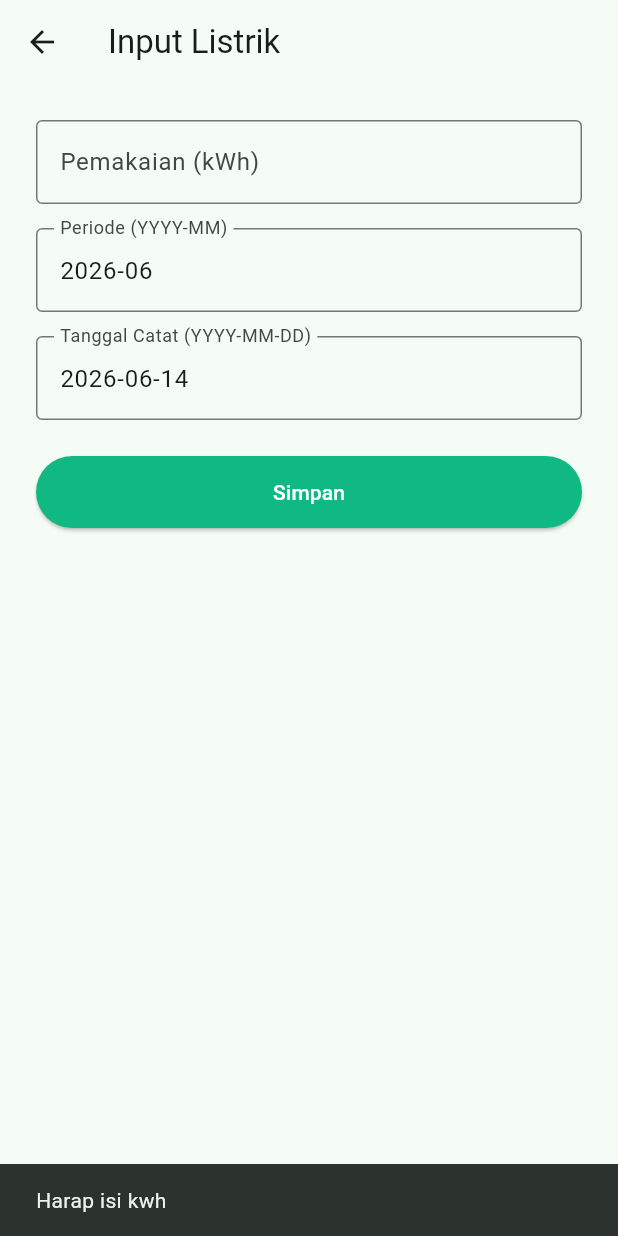
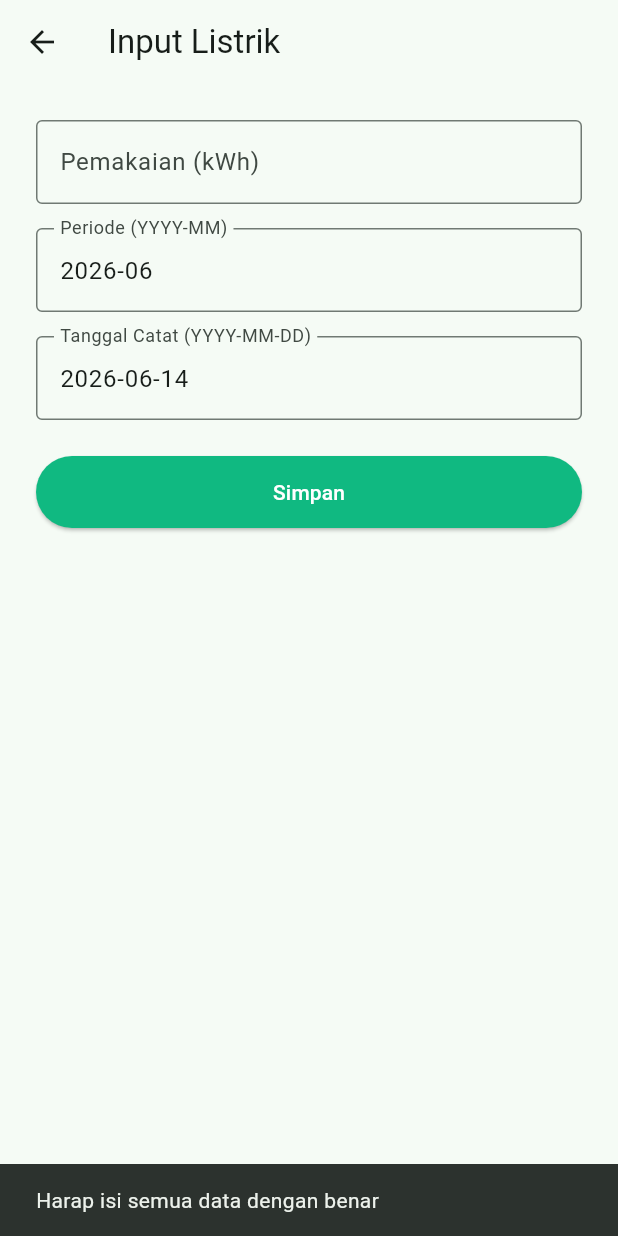
Before and after one commit to DimasVSuper/EcoTrack-Flutter, a Flutter app: the ElectricityInputView screen opened directly, after a tap on "Simpan", on a phone screen of 412 x 824 dp. Run offline on Flutter 3.47's test engine with Material 3 defaults, Android fonts, the light colour scheme and no system bars; our stand-ins replace dio, fl_chart, flutter_dotenv, flutter_secure_storage, responsive_framework; accounts and stored records are empty; network calls fail; Roboto replaces fonts that are missing (FiraSans).

```diff
--- a/lib/features/electricity/views/electricity_input_view.dart
+++ b/lib/features/electricity/views/electricity_input_view.dart
@@ -22,37 +22,58 @@ class _ElectricityInputViewState extends State<ElectricityInputView> {
     _periodController.text = DateFormat('yyyy-MM').format(DateTime.now());
   }
 
+  @override
+  void dispose() {
+    _kwhController.dispose();
+    _periodController.dispose();
+    _dateController.dispose();
+    super.dispose();
+  }
+
   void _submit() async {
-    if (_kwhController.text.isEmpty) {
-      ScaffoldMessenger.of(context).showSnackBar(const SnackBar(content: Text('Harap isi kwh')));
+    final kwh = double.tryParse(_kwhController.text);
+    if (kwh == null || _periodController.text.isEmpty) {
+      ScaffoldMessenger.of(context).showSnackBar(
+        const SnackBar(content: Text('Harap isi semua data dengan benar')),
+      );
       return;
     }
 
     final provider = Provider.of<ElectricityProvider>(context, listen: false);
     final success = await provider.addLog(
-      kwh: double.parse(_kwhController.text),
+      kwh: kwh,
       period: _periodController.text,
       loggingDate: _dateController.text,
     );
 
-    if (success && mounted) {
+    if (!mounted) return;
+
+    if (success) {
       Navigator.pop(context);
+    } else {
+      ScaffoldMessenger.of(context).showSnackBar(
+        SnackBar(
+          content: Text(provider.error ?? 'Gagal menyimpan. Coba lagi.'),
+          backgroundColor: Colors.red,
+        ),
+      );
     }
   }
 
   @override
   Widget build(BuildContext context) {
-    final provider = Provider.of<ElectricityProvider>(context);
-
     return Scaffold(
       appBar: AppBar(title: const Text('Input Listrik')),
       body: Padding(
         padding: const EdgeInsets.all(24.0),
-        child: Column(
+        child: Consumer<ElectricityProvider>(
+          builder: (context, provider, _) {
+            return Column(
+              crossAxisAlignment: CrossAxisAlignment.stretch,
               children: [
                 TextField(
                   controller: _kwhController,
-              keyboardType: TextInputType.number,
+                  keyboardType: const TextInputType.numberWithOptions(decimal: true),
                   decoration: const InputDecoration(
                     labelText: 'Pemakaian (kWh)',
                     border: OutlineInputBorder(),
@@ -76,15 +97,28 @@ class _ElectricityInputViewState extends State<ElectricityInputView> {
                 ),
                 const SizedBox(height: 24),
                 SizedBox(
-              width: double.infinity,
                   height: 48,
                   child: ElevatedButton(
                     onPressed: provider.isLoading ? null : _submit,
-                style: ElevatedButton.styleFrom(backgroundColor: const Color(0xFF10B981), foregroundColor: Colors.white),
-                child: provider.isLoading ? const CircularProgressIndicator() : const Text('Simpan'),
+                    style: ElevatedButton.styleFrom(
+                      backgroundColor: const Color(0xFF10B981),
+                      foregroundColor: Colors.white,
+                    ),
+                    child: provider.isLoading
+                        ? const SizedBox(
+                            height: 20,
+                            width: 20,
+                            child: CircularProgressIndicator(
+                              color: Colors.white,
+                              strokeWidth: 2,
                             ),
                           )
+                        : const Text('Simpan'),
+                  ),
+                ),
               ],
+            );
+          },
         ),
       ),
     );
--- a/lib/features/transport/providers/transport_provider.dart
+++ b/lib/features/transport/providers/transport_provider.dart
@@ -6,27 +6,45 @@ import '../models/transport_type.dart';
 class TransportProvider with ChangeNotifier {
   final ApiClient _apiClient = ApiClient();
 
+  // ── Logs ───────────────────────────────────────────────────
   List<TransportLog> _logs = [];
   List<TransportLog> get logs => _logs;
-
-  List<TransportType> _types = [];
-  List<TransportType> get types => _types;
 
   double get totalEmission => _logs.fold(0, (sum, log) => sum + log.emissionKg);
 
   bool _isLoading = false;
   bool get isLoading => _isLoading;
 
+  // ── Transport Types ────────────────────────────────────────
+  List<TransportType> _types = [];
+  List<TransportType> get types => _types;
+
+  bool _typesLoading = false;
+  bool get typesLoading => _typesLoading;
+
+  String? _typesError;
+  String? get typesError => _typesError;
+
+  // ── Methods ────────────────────────────────────────────────
+
   Future<void> fetchTypes() async {
+    _typesLoading = true;
+    _typesError = null;
+    notifyListeners();
+
     try {
       final response = await _apiClient.dio.get('/transport-types');
       if (response.statusCode == 200) {
         final List<dynamic> data = response.data['data'];
         _types = data.map((e) => TransportType.fromJson(e)).toList();
-        notifyListeners();
+      } else {
+        _typesError = 'Gagal memuat kendaraan (${response.statusCode})';
       }
-    } catch (_) {
-      // Keep types as is on failure
+    } catch (e) {
+      _typesError = 'Koneksi gagal. Pastikan server backend berjalan.';
+    } finally {
+      _typesLoading = false;
+      notifyListeners();
     }
   }
 
@@ -41,11 +59,11 @@ class TransportProvider with ChangeNotifier {
         _logs = data.map((e) => TransportLog.fromJson(e)).toList();
       }
     } catch (_) {
-      // Handle error or keep log list as is
+      // keep existing logs on failure
+    } finally {
+      _isLoading = false;
+      notifyListeners();
     }
-
-    _isLoading = false;
-    notifyListeners();
   }
 
   Future<bool> addLog({
@@ -67,11 +85,12 @@ class TransportProvider with ChangeNotifier {
       );
 
       if (response.statusCode == 200 || response.statusCode == 201) {
+        // fetchLogs resets _isLoading via finally block
         await fetchLogs();
         return true;
       }
     } catch (_) {
-      // Fail silently for MVP
+      // fall through
     }
 
     _isLoading = false;
```
Also changed, not shown: lib/features/dashboard/views/dashboard_view.dart (+26 -6 lines), lib/features/dashboard/widgets/tree_equivalency_card.dart (added, +98 -0 lines), lib/features/electricity/providers/electricity_provider.dart (+14 -6 lines), lib/features/transport/views/transport_input_view.dart (+82 -15 lines). Lines whose indentation alone changed are shown as unchanged.
